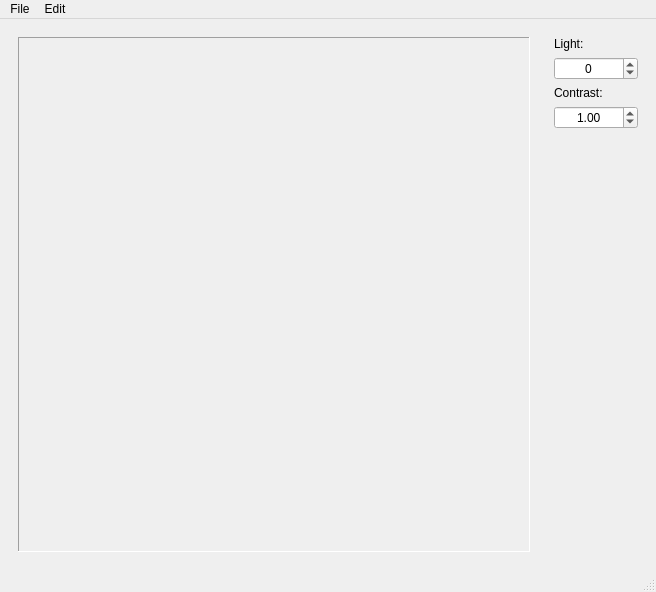
Before: the Qt Designer form p02_Simple_Image_Processing/ui_main.ui in JohnCrabs/Qt_OpenCV, drawn with Qt 5.
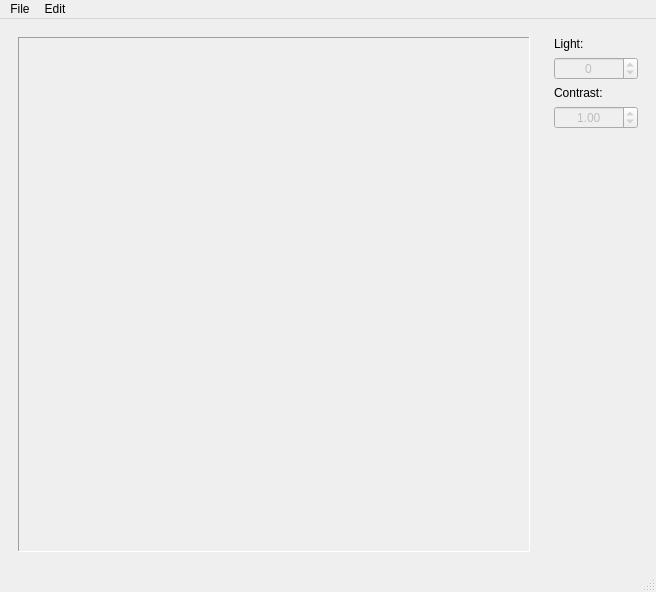
After: the same form once the commit is applied.

Patch:
```diff
--- a/p02_Simple_Image_Processing/ui_main.ui
+++ b/p02_Simple_Image_Processing/ui_main.ui
@@ -69,6 +69,12 @@
         <height>530</height>
        </size>
       </property>
+      <property name="maximumSize">
+       <size>
+        <width>102</width>
+        <height>16777215</height>
+       </size>
+      </property>
       <layout class="QVBoxLayout" name="verticalLayout_2">
        <item>
         <widget class="QLabel" name="light_label">
@@ -85,6 +91,9 @@
        </item>
        <item>
         <widget class="QSpinBox" name="light_spinbox">
+         <property name="enabled">
+          <bool>false</bool>
+         </property>
          <property name="alignment">
           <set>Qt::AlignCenter</set>
          </property>
@@ -108,6 +117,9 @@
        </item>
        <item>
         <widget class="QDoubleSpinBox" name="contrast_spinbox">
+         <property name="enabled">
+          <bool>false</bool>
+         </property>
          <property name="alignment">
           <set>Qt::AlignCenter</set>
          </property>
```
Left out of the diff: 21 changed lines with no effect on the pictures.
